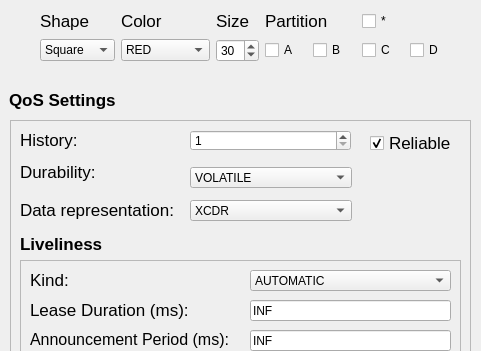
This is forms/publishdialog.ui in eProsima/ShapesDemo as Qt 5 draws it before an edit; both pictures show x 0 to 481 and y 0 to 351 of the 481 by 724 pixel window. The edited form follows.
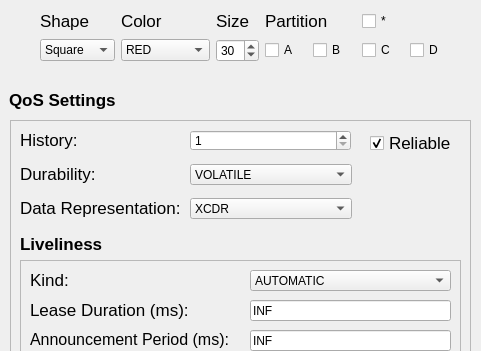
This is the edited form.

Commit message: Refs 20106: Apply suggestion

What changed in the file:
```diff
--- a/forms/publishdialog.ui
+++ b/forms/publishdialog.ui
@@ -71,7 +71,7 @@
     <property name="geometry">
      <rect>
       <x>180</x>
-      <y>47</y>
+      <y>44</y>
       <width>162</width>
       <height>21</height>
      </rect>
@@ -94,7 +94,7 @@
     <property name="geometry">
      <rect>
       <x>180</x>
-      <y>80</y>
+      <y>78</y>
       <width>162</width>
       <height>21</height>
      </rect>
@@ -492,7 +492,7 @@
     <property name="geometry">
      <rect>
       <x>10</x>
-      <y>42</y>
+      <y>44</y>
       <width>131</width>
       <height>20</height>
      </rect>
@@ -513,7 +513,7 @@
     <property name="geometry">
      <rect>
       <x>10</x>
-      <y>80</y>
+      <y>78</y>
       <width>171</width>
       <height>20</height>
      </rect>
@@ -524,7 +524,7 @@
      </font>
     </property>
     <property name="text">
-     <string>Data representation:</string>
+     <string>Data Representation:</string>
     </property>
     <property name="textFormat">
      <enum>Qt::AutoText</enum>
```
The commit also changes 2 other files.
